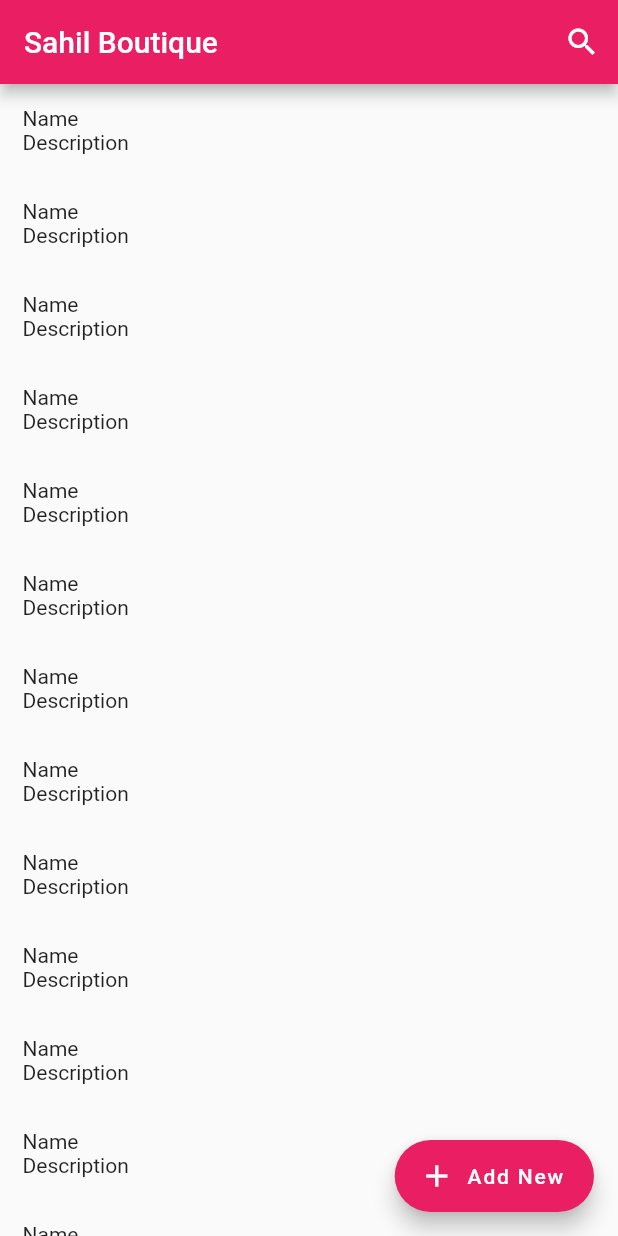
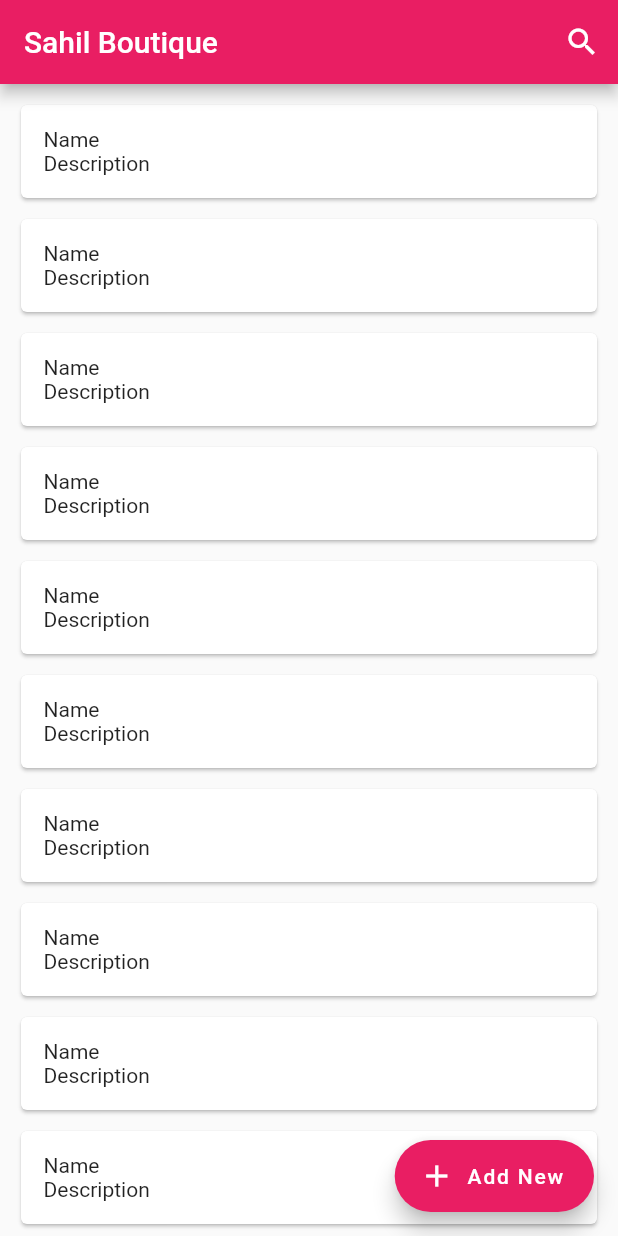
Before and after one commit to gauravxdhingra/Boutique-App-Flutter, a Flutter app: the screen it shows after launch, on a phone screen of 412 x 824 dp. Run offline on Flutter 3.47's test engine with Material 2 defaults, Android fonts, the phone set to English and light mode, and no system bars.

Commit message:
Customer List

```diff
--- a/lib/main.dart
+++ b/lib/main.dart
@@ -1,6 +1,8 @@
 import 'package:flutter/material.dart';
 import 'package:sahil_boutique/screens/add_measurement.dart';
 import 'package:sahil_boutique/screens/measurement.dart';
+
+import 'widgets/customer_list.dart';
 
 void main() {
   runApp(MyApp());
@@ -59,31 +61,7 @@ class _MyHomePageState extends State<MyHomePage> {
                 ),
               ],
       ),
-      body: ListView.builder(
-        physics: BouncingScrollPhysics(),
-        itemBuilder: (context, i) => Container(
-          child: InkWell(
-            onTap: () {
-              Navigator.of(context).push(
-                  MaterialPageRoute(builder: (context) => MeasurementScreen()));
-            },
-            child: Padding(
-              padding:
-                  const EdgeInsets.symmetric(vertical: 15.0, horizontal: 15),
-              child: Container(
-                child: Column(
-                  crossAxisAlignment: CrossAxisAlignment.start,
-                  children: <Widget>[
-                    Text('Name'),
-                    Text('Description'),
-                  ],
-                ),
-              ),
-            ),
-          ),
-        ),
-        itemCount: 100,
-      ),
+      body: CustomerList(),
       floatingActionButton: FloatingActionButton.extended(
         onPressed: () {
           Navigator.of(context)
--- /dev/null
+++ b/lib/widgets/customer_list.dart
@@ -0,0 +1,44 @@
+import 'package:flutter/material.dart';
+import 'package:sahil_boutique/screens/measurement.dart';
+
+class CustomerList extends StatelessWidget {
+  const CustomerList({
+    Key key,
+  }) : super(key: key);
+
+  @override
+  Widget build(BuildContext context) {
+    return RefreshIndicator(
+      onRefresh: () async {},
+      child: ListView.builder(
+        physics: BouncingScrollPhysics(),
+        padding: EdgeInsets.all(10),
+        itemBuilder: (context, i) => Container(
+          child: Padding(
+            padding: const EdgeInsets.only(bottom: 6),
+            child: Card(
+              child: InkWell(
+                onTap: () {
+                  Navigator.of(context).push(MaterialPageRoute(
+                      builder: (context) => MeasurementScreen()));
+                },
+                child: Padding(
+                  padding:
+                      const EdgeInsets.symmetric(vertical: 15, horizontal: 15),
+                  child: Column(
+                    crossAxisAlignment: CrossAxisAlignment.start,
+                    children: <Widget>[
+                      Text('Name'),
+                      Text('Description'),
+                    ],
+                  ),
+                ),
+              ),
+            ),
+          ),
+        ),
+        itemCount: 20,
+      ),
+    );
+  }
+}
```
